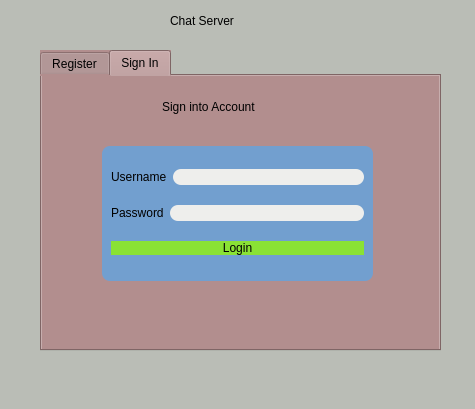
Old version of the form ChatServer/mainwindow.ui in the repository wmbb123/Chat-Server.
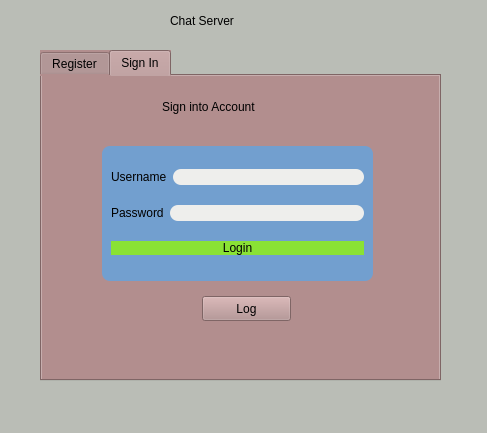
New version of the form.

The edit to the form file:
```diff
--- a/ChatServer/mainwindow.ui
+++ b/ChatServer/mainwindow.ui
@@ -6,8 +6,8 @@
    <rect>
     <x>0</x>
     <y>0</y>
-    <width>475</width>
-    <height>409</height>
+    <width>487</width>
+    <height>433</height>
    </rect>
   </property>
   <property name="windowTitle">
@@ -23,7 +23,7 @@
       <x>40</x>
       <y>50</y>
       <width>401</width>
-      <height>301</height>
+      <height>331</height>
      </rect>
     </property>
     <property name="styleSheet">
@@ -242,6 +242,19 @@
        <string>Sign into Account</string>
       </property>
      </widget>
+     <widget class="QPushButton" name="Logintxt">
+      <property name="geometry">
+       <rect>
+        <x>160</x>
+        <y>220</y>
+        <width>89</width>
+        <height>25</height>
+       </rect>
+      </property>
+      <property name="text">
+       <string>Log</string>
+      </property>
+     </widget>
     </widget>
    </widget>
    <widget class="QLabel" name="label_7">
```
Left out of the diff: 15 changed lines with no effect on the pictures.
